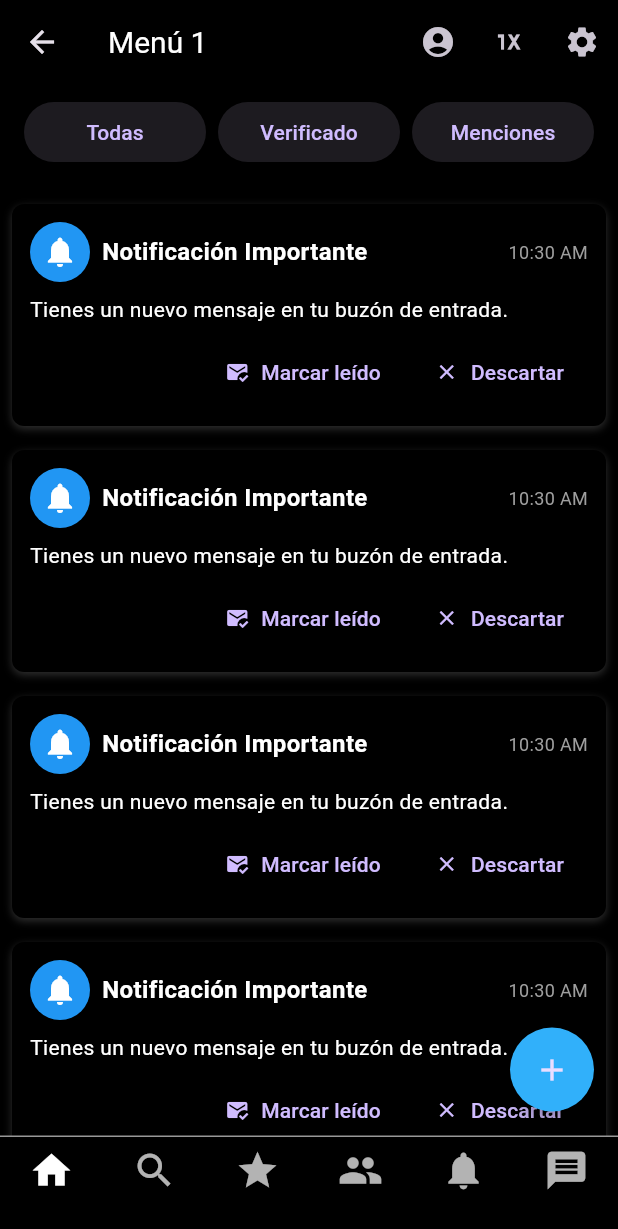
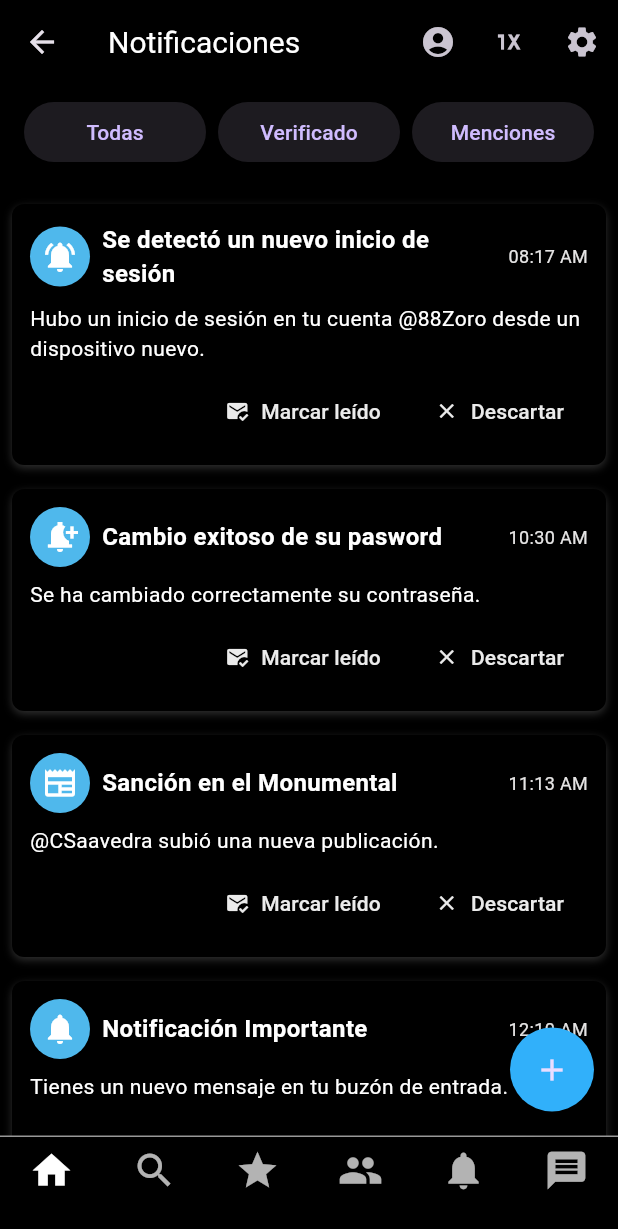
Before and after one commit to Naxoki/td2_comp_movil, a Flutter app: the Menu5Page screen opened by its route, on a phone screen of 412 x 824 dp. Shown: the top 1229 px of the screen. Run offline on Flutter 3.47's test engine with Material 3 defaults, Android fonts, the phone set to English and light mode, and no system bars; network calls fail.

Commit message:
agregué notificaciones en menu5

```diff
--- a/lib/menu5.dart
+++ b/lib/menu5.dart
@@ -1,7 +1,7 @@
 import 'package:flutter/material.dart';
 import 'widgets/base_page.dart';
 import 'widgets/notificaciones_Bar.dart';
-import 'widgets/notificaciones1.dart';
+import 'widgets/notificaciones1.dart'; // Aquí se importa el nuevo NotificationCard
 
 class Menu5Page extends StatelessWidget {
   const Menu5Page({Key? key}) : super(key: key);
@@ -9,53 +9,40 @@ class Menu5Page extends StatelessWidget {
   @override
   Widget build(BuildContext context) {
     return BasePage(
-      currentIndex: 0, // Indica que Menu1 está seleccionado.
-      appBar: notificacionBar('Menú 1'),
+      currentIndex: 0,
+      appBar: notificacionBar('Notificaciones'),
       body: ListView(
         children: [
-          // Nueva barra justo debajo del AppBar con 2 botones que ocupen todo el ancho
           Container(
-            color: const Color.fromARGB(
-              255,
-              0,
-              0,
-              0,
-            ), // Color de fondo para la barra (puedes personalizarlo)
+            color: const Color.fromARGB(255, 0, 0, 0),
             padding: const EdgeInsets.symmetric(
               vertical: 8.0,
               horizontal: 16.0,
             ),
             child: Row(
               children: [
-                // Primer botón expandido
                 Expanded(
                   child: ElevatedButton(
                     onPressed: () {
-                      // Acción del Botón 1
-                      print('Botón 1 presionado');
+                      print('Botón Todas presionado');
                     },
                     child: const Text('Todas'),
                   ),
                 ),
                 const SizedBox(width: 8.0),
-
-                // Primer botón expandido
                 Expanded(
                   child: ElevatedButton(
                     onPressed: () {
-                      // Acción del Botón 1
-                      print('Botón 1 presionado');
+                      print('Botón Verificado presionado');
                     },
                     child: const Text('Verificado'),
                   ),
                 ),
                 const SizedBox(width: 8.0),
-                // Segundo botón expandido
                 Expanded(
                   child: ElevatedButton(
                     onPressed: () {
-                      // Acción del Botón 2
-                      print('Botón 2 presionado');
+                      print('Botón Menciones presionado');
                     },
                     child: const Text('Menciones'),
                   ),
@@ -65,120 +52,43 @@ class Menu5Page extends StatelessWidget {
           ),
           const SizedBox(height: 8.0),
 
-          // Ejemplo de primera notificación
+          // Tarjetas de notificación usando el nuevo NotificationCard
+          NotificationCard(
+            icon: Icons.notifications_active,
+            title: 'Se detectó un nuevo inicio de sesión',
+            time: '08:17 AM',
+            message:
+                'Hubo un inicio de sesión en tu cuenta @88Zoro desde un dispositivo nuevo.',
+            onMarkRead: () => _showNotificationDetails(context, 'login'),
+            onDismiss: () => print('Notificación de inicio descartada'),
+          ),
+          NotificationCard(
+            icon: Icons.notification_add_sharp,
+            title: 'Cambio exitoso de su pasword',
+            time: '10:30 AM',
+            message: 'Se ha cambiado correctamente su contraseña.',
+            onMarkRead:
+                () => _showNotificationDetails(context, 'password_change'),
+            onDismiss: () => print('Notificación de contraseña descartada'),
+          ),
+          NotificationCard(
+            icon: Icons.newspaper,
+            title: 'Sanción en el Monumental',
+            time: '11:13 AM',
+            message: '@CSaavedra subió una nueva publicación.',
+            onMarkRead: () => _showNotificationDetails(context, 'Noticia'),
+            onDismiss: () => print('Notificación de noticia descartada'),
+          ),
           NotificationCard(
             icon: Icons.notifications,
             title: 'Notificación Importante',
-            time: '10:30 AM',
+            time: '12:10 AM',
             message: 'Tienes un nuevo mensaje en tu buzón de entrada.',
-          ),
-          // Ejemplo de primera notificación
-          NotificationCard(
-            icon: Icons.notifications,
-            title: 'Notificación Importante',
-            time: '10:30 AM',
-            message: 'Tienes un nuevo mensaje en tu buzón de entrada.',
-          ), // Ejemplo de primera notificación
-          NotificationCard(
-            icon: Icons.notifications,
-            title: 'Notificación Importante',
-            time: '10:30 AM',
-            message: 'Tienes un nuevo mensaje en tu buzón de entrada.',
-          ), // Ejemplo de primera notificación
-          NotificationCard(
-            icon: Icons.notifications,
-            title: 'Notificación Importante',
-            time: '10:30 AM',
-            message: 'Tienes un nuevo mensaje en tu buzón de entrada.',
-          ),
-          // Ejemplo de primera notificación
-          NotificationCard(
-            icon: Icons.notifications,
-            title: 'Notificación Importante',
-            time: '10:30 AM',
-            message: 'Tienes un nuevo mensaje en tu buzón de entrada.',
+            onMarkRead: () => _showNotificationDetails(context, 'message'),
+            onDismiss: () => print('Notificación de mensaje descartada'),
           ),
         ],
       ),
-    );
-  }
-}
-
-@override
-Widget build(BuildContext context) {
-  return DefaultTabController(
-    length: 3,
-    child: Scaffold(
-      appBar: AppBar(
-        title: const Text('Notificaciones'),
-        bottom: TabBar(
-          tabs: [
-            Tab(text: 'Todas'),
-            Tab(text: 'Verificado'),
-            Tab(text: 'Menciones'),
-          ],
-        ),
-      ),
-      body: TabBarView(
-        children: [
-          _buildNotificationList(context, 'todas'),
-          _buildNotificationList(context, 'verificado'),
-          _buildMentionsTab(context),
-        ],
-      ),
-    ),
-  );
-}
-
-Widget _buildNotificationList(BuildContext context, String type) {
-  List<NotificationTile> notifications = [];
-
-  if (type == 'todas' || type == 'verificado') {
-    notifications.add(
-      NotificationTile(
-        message:
-            'Se ha iniciado sesión en tu cuenta @88Zoro desde un dispositivo nuevo el 11 abr. 2025. Compruébalo ahora.',
-        onTap: () => _showNotificationDetails(context, 'login'),
-      ),
-    );
-  }
-
-  if (type == 'todas') {
-    notifications.add(
-      NotificationTile(
-        message: 'Se ha cambiado correctamente la contraseña de tu cuenta.',
-        onTap: () => _showNotificationDetails(context, 'password_change'),
-      ),
-    );
-  }
-
-  return ListView(padding: const EdgeInsets.all(16), children: notifications);
-}
-
-Widget _buildMentionsTab(BuildContext context) {
-  return ListView(
-    padding: const EdgeInsets.all(16),
-    children: [
-      Image.network(
-        'https://abs.twimg.com/responsive-web/client-web/illustration_unmention_1200w.a6d67a6a.png',
-      ),
-      const SizedBox(height: 16),
-      const Text(
-        'Controla en qué conversaciones se te menciona',
-        style: TextStyle(fontSize: 18, fontWeight: FontWeight.bold),
-      ),
-      const SizedBox(height: 8),
-      const Text(
-        'Usa el menú de acciones (los tres puntitos que aparecen en los posts) para desetiquetarte y salir de la conversación. Más información',
-        style: TextStyle(fontSize: 16),
-      ),
-      const SizedBox(height: 16),
-      NotificationTile(
-        message:
-            'César Saavedra\n 12 mar. 2013\nEn respuesta a \n@88Zoro\n Debes ver UFC hoy',
-        onTap: () {},
-      ),
-    ],
     );
   }
 
@@ -189,17 +99,26 @@ void _showNotificationDetails(BuildContext context, String type) {
       content =
           'Hubo un inicio de sesión en tu cuenta @88Zoro desde un dispositivo nuevo.\n\n'
           'Dispositivo: Android\n'
-        'Ubicacion*: Santiago, Chile\n'
-        'Cuando: viernes, 11 de abril de 2025 at 5:40 p. m. GMT-7 (hace 2 horas)\n\n'
+          'Ubicación*: Santiago, Chile\n'
+          'Cuando: viernes, 11 de abril de 2025 a las 5:40 p. m. GMT-7 \n\n'
           '*La ubicación es aproximada según la dirección IP de inicio de sesión.\n\n'
-        'Si fuiste tú\n'
+          'Si fuiste tú:\n'
           '• Puedes ignorar este mensaje.\n\n'
-        'Si no fuiste tú\n'
+          'Si no fuiste tú:\n'
           '• Cambia tu contraseña ahora mismo para proteger tu cuenta. Se cerrarán todas tus sesiones activas de X, excepto la que estás usando en este momento.';
     } else if (type == 'password_change') {
       content =
           'Tu contraseña se ha cambiado correctamente.\n\n'
           'Si no realizaste este cambio, por favor contacta con soporte inmediatamente.';
+    } else if (type == 'Noticia') {
+      content =
+          '@CSaavedra subió una nueva publicación.\n\n'
+          'Conmebol confirmó este viernes, a través de su Unidad Disciplinaria, '
+          'que se abrió el expediente disciplinario en contra de Colo Colo '
+          'por el incidente que involucró a hinchas del club.\n\n'
+          'Ver la publicación.';
+    } else if (type == 'message') {
+      content = 'Tienes un nuevo mensaje en tu buzón de entrada.';
     }
 
     showDialog(
@@ -220,31 +139,4 @@ void _showNotificationDetails(BuildContext context, String type) {
       },
     );
   }
-
-class NotificationTile extends StatelessWidget {
-  final String message;
-  final VoidCallback onTap;
-
-  const NotificationTile({
-    required this.message,
-    required this.onTap,
-    super.key,
-  });
-
-  @override
-  Widget build(BuildContext context) {
-    return GestureDetector(
-      onTap: onTap,
-      child: Card(
-        margin: const EdgeInsets.symmetric(vertical: 8),
-        child: ListTile(
-          leading: Icon(
-            Icons.error,
-            color: const Color.fromARGB(255, 207, 201, 201),
-          ),
-          title: Text(message, style: TextStyle(fontSize: 16)),
-        ),
-      ),
-    );
 }
-}
--- a/lib/widgets/notificaciones1.dart
+++ b/lib/widgets/notificaciones1.dart
@@ -21,16 +21,10 @@ class NotificationCard extends StatelessWidget {
   @override
   Widget build(BuildContext context) {
     return Container(
-      // Margen y padding para separar y dar espacio interno.
       margin: const EdgeInsets.all(8.0),
       padding: const EdgeInsets.all(12.0),
       decoration: BoxDecoration(
-        color: const Color.fromARGB(
-          255,
-          0,
-          0,
-          0,
-        ), // Cambia este color si deseas otro fondo.
+        color: const Color.fromARGB(255, 0, 0, 0),
         borderRadius: BorderRadius.circular(8.0),
         boxShadow: [
           BoxShadow(
@@ -43,11 +37,10 @@ class NotificationCard extends StatelessWidget {
       child: Column(
         crossAxisAlignment: CrossAxisAlignment.start,
         children: [
-          // Cabecera: icono circular, título y hora.
           Row(
             children: [
               CircleAvatar(
-                backgroundColor: Colors.blue,
+                backgroundColor: const Color.fromARGB(255, 79, 184, 236),
                 child: Icon(icon, color: Colors.white),
               ),
               const SizedBox(width: 8.0),
@@ -62,15 +55,16 @@ class NotificationCard extends StatelessWidget {
               ),
               Text(
                 time,
-                style: const TextStyle(color: Colors.grey, fontSize: 12),
+                style: const TextStyle(
+                  color: Color.fromARGB(255, 229, 228, 228),
+                  fontSize: 12,
+                ),
               ),
             ],
           ),
           const SizedBox(height: 8.0),
-          // Mensaje de la notificación.
           Text(message, style: const TextStyle(fontSize: 14)),
           const SizedBox(height: 8.0),
-          // Fila de acciones, por ejemplo: Marcar leído y Descartar.
           Row(
             mainAxisAlignment: MainAxisAlignment.end,
             children: [
@@ -78,12 +72,28 @@ class NotificationCard extends StatelessWidget {
                 onPressed: onMarkRead ?? () {},
                 icon: const Icon(Icons.mark_email_read, size: 16),
                 label: const Text('Marcar leído'),
+                style: TextButton.styleFrom(
+                  foregroundColor: const Color.fromARGB(
+                    255,
+                    235,
+                    235,
+                    235,
+                  ), // Cambia el color del texto e ícono
+                ),
               ),
               const SizedBox(width: 8.0),
               TextButton.icon(
                 onPressed: onDismiss ?? () {},
                 icon: const Icon(Icons.close, size: 16),
                 label: const Text('Descartar'),
+                style: TextButton.styleFrom(
+                  foregroundColor: const Color.fromARGB(
+                    255,
+                    235,
+                    235,
+                    235,
+                  ), // Cambia el color del texto e ícono
+                ),
               ),
             ],
           ),
--- a/lib/widgets/notificaciones_Bar.dart
+++ b/lib/widgets/notificaciones_Bar.dart
@@ -19,7 +19,7 @@ PreferredSizeWidget notificacionBar(String title) {
       IconButton(
         icon: const Icon(Icons.settings),
         onPressed: () {
-          print('configuraciuones');
+          print('configuraciones');
         },
       ),
     ],
```
Lines whose indentation alone changed are shown as unchanged.
